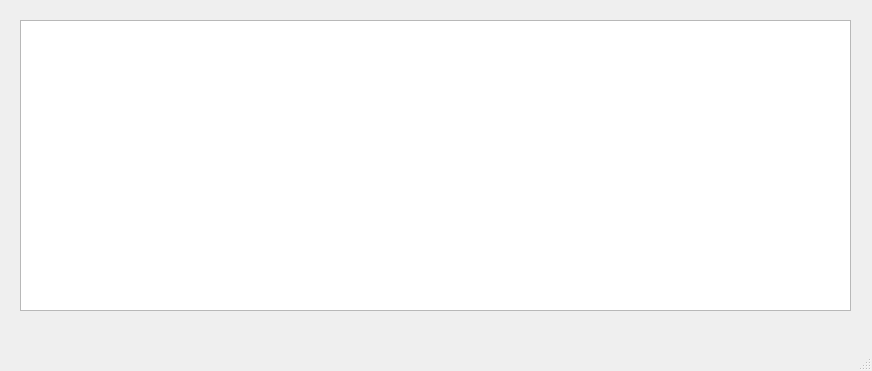
Before: the Qt Designer form main.ui in PolinaShelpyakova/Espresso, drawn with Qt 5.
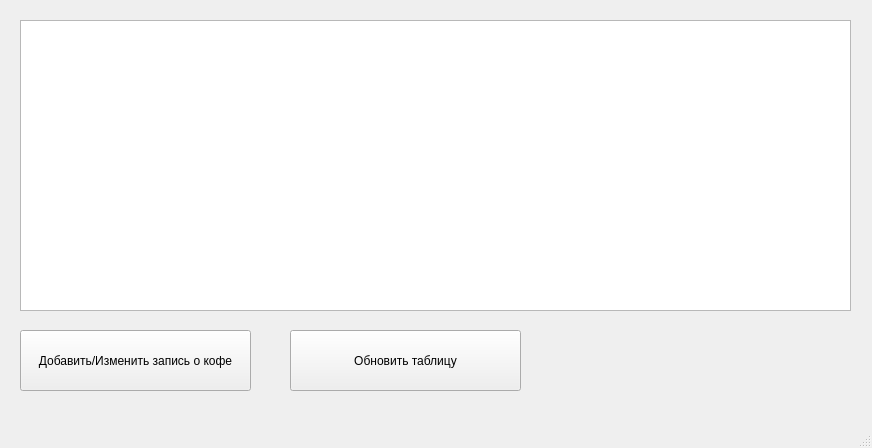
After: the same form once the commit is applied.

What changed in the file:
```diff
--- a/main.ui
+++ b/main.ui
@@ -7,7 +7,7 @@
     <x>0</x>
     <y>0</y>
     <width>872</width>
-    <height>371</height>
+    <height>448</height>
    </rect>
   </property>
   <property name="windowTitle">
@@ -24,6 +24,32 @@
      </rect>
     </property>
    </widget>
+   <widget class="QPushButton" name="pushButton">
+    <property name="geometry">
+     <rect>
+      <x>20</x>
+      <y>330</y>
+      <width>231</width>
+      <height>61</height>
+     </rect>
+    </property>
+    <property name="text">
+     <string>Добавить/Изменить запись о кофе</string>
+    </property>
+   </widget>
+   <widget class="QPushButton" name="pushButton_2">
+    <property name="geometry">
+     <rect>
+      <x>290</x>
+      <y>330</y>
+      <width>231</width>
+      <height>61</height>
+     </rect>
+    </property>
+    <property name="text">
+     <string>Обновить таблицу</string>
+    </property>
+   </widget>
   </widget>
   <widget class="QMenuBar" name="menubar">
    <property name="geometry">
```
